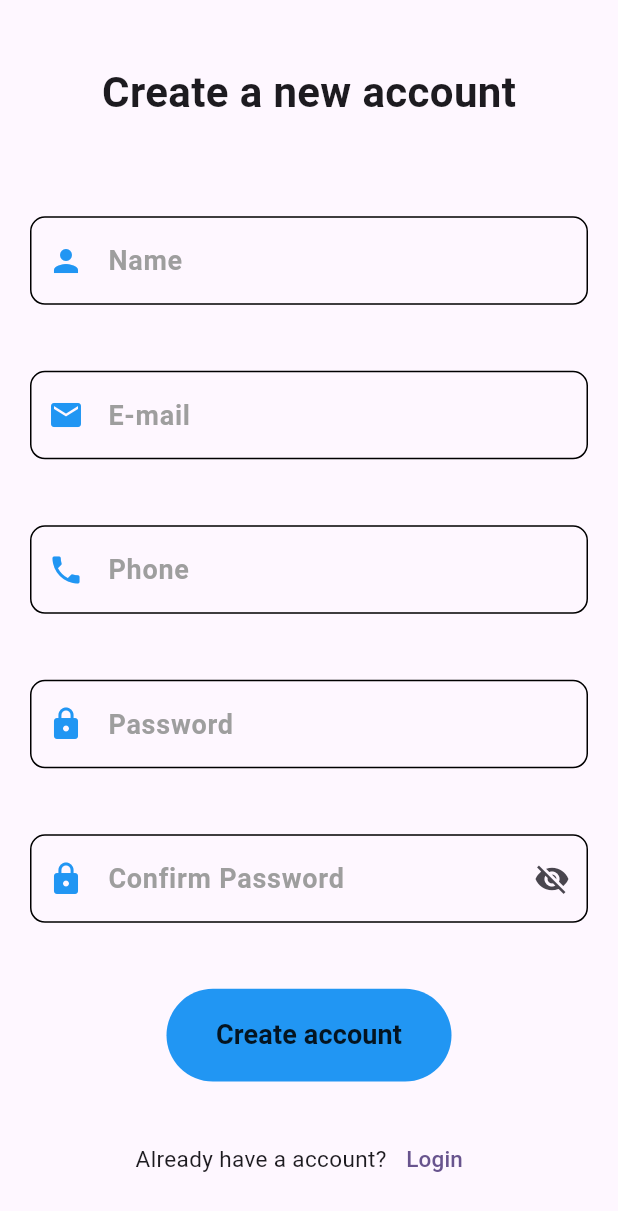
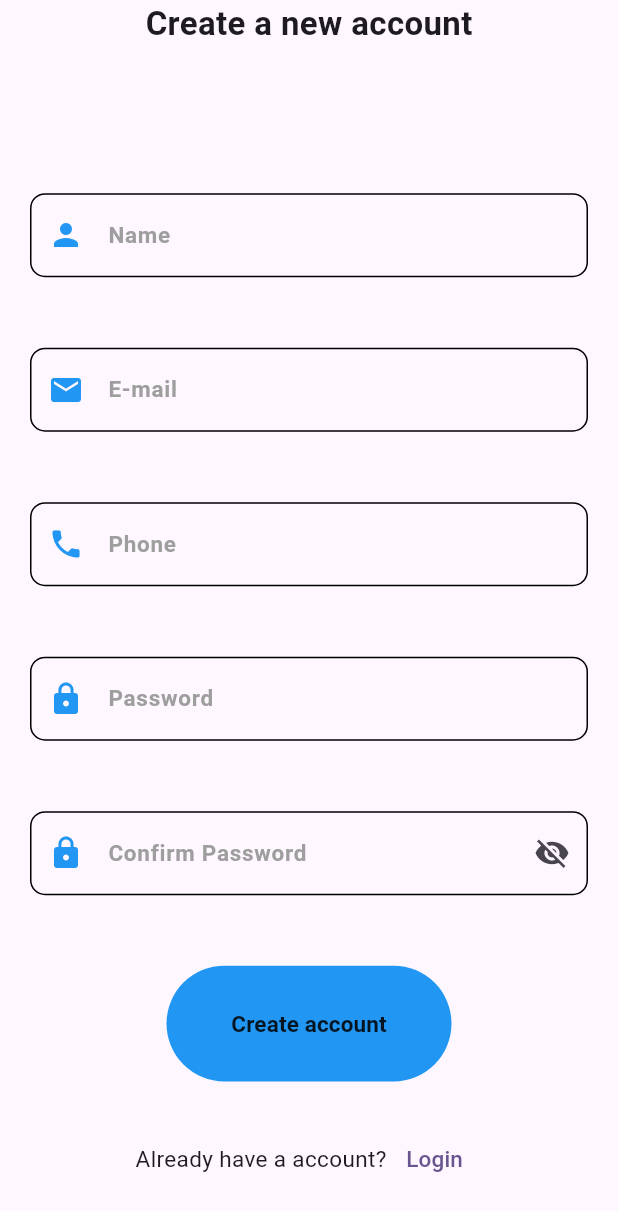
Before and after one commit to vikash-kumar-sinha/water_ordering_app, a Flutter app: the screen it shows after launch, after a tap on "Create a new account", on a phone screen of 412 x 824 dp. Shown: the top 1211 px of the screen. Run offline on Flutter 3.47's test engine with Material 3 defaults, Android fonts, the phone set to English and light mode, and no system bars; our stand-ins replace cloud_firestore, firebase_auth, firebase_core; missing offline and left inert: razorpay_flutter; accounts and stored records are empty.

Commit message:
updated address, login,registration page

```diff
--- a/lib/address.dart
+++ b/lib/address.dart
@@ -19,10 +19,10 @@ class _addAddressState extends State<addAddress> {
 
    @override
   Widget build(BuildContext context) {
-    return SafeArea(
-      child: Scaffold(
-        appBar: AppBar(title: Text('Add Address'),centerTitle: true,),
-        body: Expanded(child: Column(
+    return Scaffold(
+      appBar: AppBar(title: Text('Add Address'),centerTitle: true,),
+      body: SafeArea(
+        child: Expanded(child: Column(
           children: [
             Expanded(child: TextField(
               controller: roomNoController,
@@ -154,8 +154,8 @@ class _addAddressState extends State<addAddress> {
             ))
           ],
         ),),
+      ),
 
-      ),
     );
   }
 }
--- a/lib/login.dart
+++ b/lib/login.dart
@@ -40,21 +40,22 @@ class _login_pageState extends State<login_page> {
   Widget build(BuildContext context) {
     return Scaffold(
       body: SafeArea(
+        child: Expanded(
           child: Column(
             mainAxisAlignment: MainAxisAlignment.center,
             crossAxisAlignment: CrossAxisAlignment.center,
             children: [
-            Expanded(flex:4,child: SizedBox()),
-            Expanded(flex: 9,child: Image.asset('images/logo.png',height: 200.0,width: 200.0,)),
+              // Expanded(flex:4,child: SizedBox()),
+              Expanded(flex: 7,child: Image.asset('images/logo.png',height: 200.0,width: 200.0,)),
 
-            Expanded(flex: 4,
+              Expanded(flex: 3,
                 child: Text('Welcome back',style: TextStyle(
                   fontWeight: FontWeight.bold,
-                fontSize: 28,
+                  fontSize: 22,
                 ),),
               ),
               //SizedBox(height: 30,),
-            Expanded(flex: 5,
+              Expanded(flex: 3,
                 child: Container(
                   margin: EdgeInsets.symmetric(horizontal: 20),
                   child: TextField(
@@ -69,7 +70,7 @@ class _login_pageState extends State<login_page> {
                       hintStyle: TextStyle(
                         color: Colors.grey,
                         fontWeight: FontWeight.bold,
-                      fontSize: 18
+                        fontSize: 15
                       ),
                       prefixIcon: Icon(Icons.email,color: Colors.blue,),
                       focusedBorder: OutlineInputBorder(
@@ -92,7 +93,7 @@ class _login_pageState extends State<login_page> {
                 ),
               ),
               //SizedBox(height: 10,),
-            Expanded(flex: 5,
+              Expanded(flex: 3,
                 child: Container(
                   margin: EdgeInsets.symmetric(horizontal: 20),
                   child: TextField(
@@ -116,7 +117,7 @@ class _login_pageState extends State<login_page> {
                         hintStyle: TextStyle(
                             color: Colors.grey,
                             fontWeight: FontWeight.bold,
-                          fontSize: 18
+                            fontSize: 15
                         ),
                         prefixIcon: Icon(Icons.lock,color: Colors.blue,),
                         focusedBorder: OutlineInputBorder(
@@ -138,14 +139,14 @@ class _login_pageState extends State<login_page> {
                   ),
                 ),
               ),
-            Expanded(flex:3,child: Row(mainAxisAlignment: MainAxisAlignment.start,
+              Expanded(flex:2,child: Row(mainAxisAlignment: MainAxisAlignment.start,
                 children: [
                   SizedBox(width: 10,),
-              TextButton(onPressed: (){Navigator.push(context,MaterialPageRoute(builder: (context)=>ForgotPassword()));}, child: Text('Forgot Password?',style: TextStyle(fontSize: 18,color: Colors.red),))
+                TextButton(onPressed: (){Navigator.push(context,MaterialPageRoute(builder: (context)=>ForgotPassword()));}, child: Text('Forgot Password?',style: TextStyle(fontSize: 12,color: Colors.red),))
 
               ],)),
               //SizedBox(height: 20,),
-            Expanded(flex: 3,
+              Expanded(flex: 2,
                 child: Container(
                   margin: EdgeInsets.symmetric(horizontal: 20),
                   width: 200,
@@ -153,7 +154,7 @@ class _login_pageState extends State<login_page> {
                   child: TextButton(onPressed: (){login(emailController.text.toString(), passwordController.text.toString());}, child: Text('Login',
                   style: TextStyle(
                     color: Colors.black87,
-                  fontSize: 18,
+                    fontSize: 12,
                     fontWeight: FontWeight.bold
                   ),),
                     style: ButtonStyle(backgroundColor: MaterialStateProperty.all(Colors.blue),
@@ -166,16 +167,19 @@ class _login_pageState extends State<login_page> {
                 child: Row(
                   mainAxisAlignment: MainAxisAlignment.center,
                     children: [
+                      SizedBox(),
                       Text('Don\'t have account?',style: TextStyle(
-                  fontSize: 15
+                    fontSize: 12
                   ),),
+
                   TextButton(onPressed: (){Navigator.push(context, MaterialPageRoute(builder: (context)=>registration_page()));}, child: Text('Create a new account',style: TextStyle(
-                  fontSize: 15
+                    fontSize: 12
                   ),))
                 ],),
               ),
-            Expanded(flex:2,child: SizedBox())
+              // Expanded(flex:2,child: SizedBox())
             ],
+          ),
         ),
       ),
     );
--- a/lib/orderList.dart
+++ b/lib/orderList.dart
@@ -17,7 +17,7 @@ List<OrderHistoryDataType> OrderHistoryList=[
 class UiHelper{
   static customAlertBox(BuildContext context,String text){
     return showDialog(context: context, builder: (BuildContext context){
-      return AlertDialog(title:Text(text),actions: [
+      return AlertDialog(title:Text(text,textScaleFactor: 1,),actions: [
         TextButton(onPressed: (){
           Navigator.pop(context);
         }, child: Text('Ok'))
--- a/lib/registration.dart
+++ b/lib/registration.dart
@@ -86,15 +86,15 @@ class _registration_pageState extends State<registration_page> {
             mainAxisAlignment: MainAxisAlignment.center,
             crossAxisAlignment: CrossAxisAlignment.center,
             children: [
-              Expanded(flex:2,child: SizedBox()),
+              //Expanded(flex:2,child: SizedBox()),
               Expanded(flex: 5,
                 child: Text('Create a new account',style: TextStyle(
                   fontWeight: FontWeight.bold,
-                  fontSize: 28,
+                  fontSize: 22,
                 ),),
               ),
               //SizedBox(height: 10,),
-              Expanded(flex: 5,
+              Expanded(flex: 4,
                 child: Container(
                   margin: EdgeInsets.symmetric(horizontal: 20),
                   child: TextField(
@@ -109,7 +109,7 @@ class _registration_pageState extends State<registration_page> {
                         hintStyle: TextStyle(
                             color: Colors.grey,
                             fontWeight: FontWeight.bold,
-                            fontSize: 18
+                            fontSize: 15
                         ),
                         prefixIcon: Icon(Icons.person,color: Colors.blue,),
                         focusedBorder: OutlineInputBorder(
@@ -132,7 +132,7 @@ class _registration_pageState extends State<registration_page> {
                 ),
               ),
               //SizedBox(height: 10,),
-              Expanded(flex: 5,
+              Expanded(flex: 4,
                 child: Container(
                   margin: EdgeInsets.symmetric(horizontal: 20),
                   child: TextField(
@@ -147,7 +147,7 @@ class _registration_pageState extends State<registration_page> {
                         hintStyle: TextStyle(
                             color: Colors.grey,
                             fontWeight: FontWeight.bold,
-                            fontSize: 18
+                            fontSize: 15
                         ),
                         prefixIcon: Icon(Icons.email,color: Colors.blue,),
                         focusedBorder: OutlineInputBorder(
@@ -170,7 +170,7 @@ class _registration_pageState extends State<registration_page> {
                 ),
               ),
               //SizedBox(height: 10,),
-              Expanded(flex: 5,
+              Expanded(flex: 4,
                 child: Container(
                   margin: EdgeInsets.symmetric(horizontal: 20),
                   child: TextField(
@@ -185,7 +185,7 @@ class _registration_pageState extends State<registration_page> {
                         hintStyle: TextStyle(
                             color: Colors.grey,
                             fontWeight: FontWeight.bold,
-                            fontSize: 18
+                            fontSize: 15
                         ),
                         prefixIcon: Icon(Icons.phone,color: Colors.blue,),
                         focusedBorder: OutlineInputBorder(
@@ -208,7 +208,7 @@ class _registration_pageState extends State<registration_page> {
                 ),
               ),
               //SizedBox(height: 10,),
-              Expanded(flex: 5,
+              Expanded(flex: 4,
                 child: Container(
                   margin: EdgeInsets.symmetric(horizontal: 20),
                   child: TextField(
@@ -224,7 +224,7 @@ class _registration_pageState extends State<registration_page> {
                         hintStyle: TextStyle(
                             color: Colors.grey,
                             fontWeight: FontWeight.bold,
-                            fontSize: 18
+                            fontSize: 15
                         ),
                         prefixIcon: Icon(Icons.lock,color: Colors.blue,),
                         focusedBorder: OutlineInputBorder(
@@ -247,7 +247,7 @@ class _registration_pageState extends State<registration_page> {
                 ),
               ),
               //SizedBox(height: 10,),
-              Expanded(flex: 5,
+              Expanded(flex: 4,
                 child: Container(
                   margin: EdgeInsets.symmetric(horizontal: 20),
                   child: TextField(
@@ -269,7 +269,7 @@ class _registration_pageState extends State<registration_page> {
                         hintStyle: TextStyle(
                             color: Colors.grey,
                             fontWeight: FontWeight.bold,
-                            fontSize: 18
+                            fontSize: 15
                         ),
                         prefixIcon: Icon(Icons.lock,color: Colors.blue,),
                         focusedBorder: OutlineInputBorder(
@@ -302,7 +302,7 @@ class _registration_pageState extends State<registration_page> {
                       confirmPassworrdController.text.toString());}, child: Text('Create account',
                     style: TextStyle(
                         color: Colors.black87,
-                        fontSize: 18,
+                        fontSize: 15,
                         fontWeight: FontWeight.bold
                     ),),
                       style: ButtonStyle(backgroundColor: MaterialStateProperty.all(Colors.blue),
@@ -311,7 +311,7 @@ class _registration_pageState extends State<registration_page> {
                 ),
               ),
 
-              Expanded(flex: 5,
+              Expanded(flex: 4,
                 child: Row(
                   mainAxisAlignment: MainAxisAlignment.center,
                   children: [
```
Lines whose indentation alone changed are shown as unchanged.
